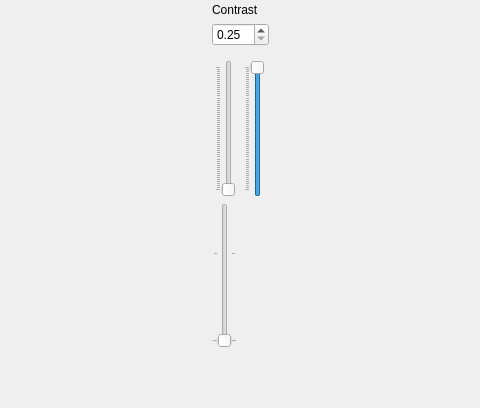
First picture: the form in mainwindow.ui, repository 607011/whiteboard-minus-one, before the edit; both pictures show x 267 to 747 and y 142 to 550 of the 1016 by 668 pixel window.
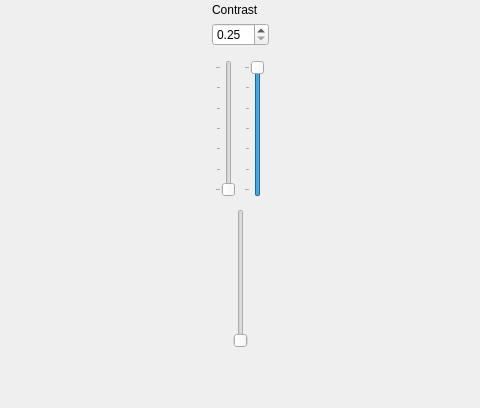
Second picture: the form after the edit.

```diff
--- a/mainwindow.ui
+++ b/mainwindow.ui
@@ -108,6 +108,9 @@
           <property name="tickPosition">
            <enum>QSlider::TicksAbove</enum>
           </property>
+          <property name="tickInterval">
+           <number>1000</number>
+          </property>
          </widget>
         </item>
         <item>
@@ -133,10 +136,18 @@
           <property name="tickPosition">
            <enum>QSlider::TicksAbove</enum>
           </property>
+          <property name="tickInterval">
+           <number>1000</number>
+          </property>
          </widget>
         </item>
        </layout>
       </item>
+      <item>
+       <layout class="QHBoxLayout" name="horizontalLayout_2">
+        <property name="topMargin">
+         <number>6</number>
+        </property>
       <item>
        <widget class="QSlider" name="haloRadiusVerticalSlider">
         <property name="minimum">
@@ -149,9 +160,11 @@
          <enum>Qt::Vertical</enum>
         </property>
         <property name="tickPosition">
-         <enum>QSlider::TicksBothSides</enum>
-        </property>
-       </widget>
+           <enum>QSlider::NoTicks</enum>
+          </property>
+         </widget>
+        </item>
+       </layout>
       </item>
       <item>
        <spacer name="verticalSpacer">
```
Left out of the diff: 9 changed lines with no effect on the pictures. Lines whose indentation alone changed are shown as unchanged.
